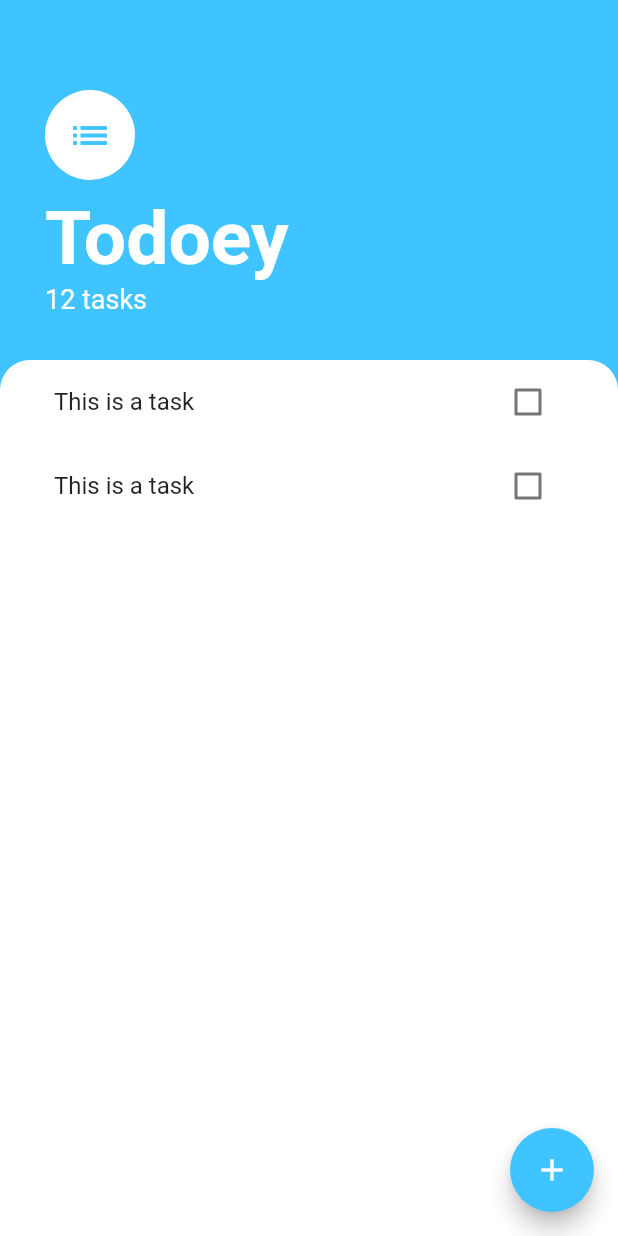
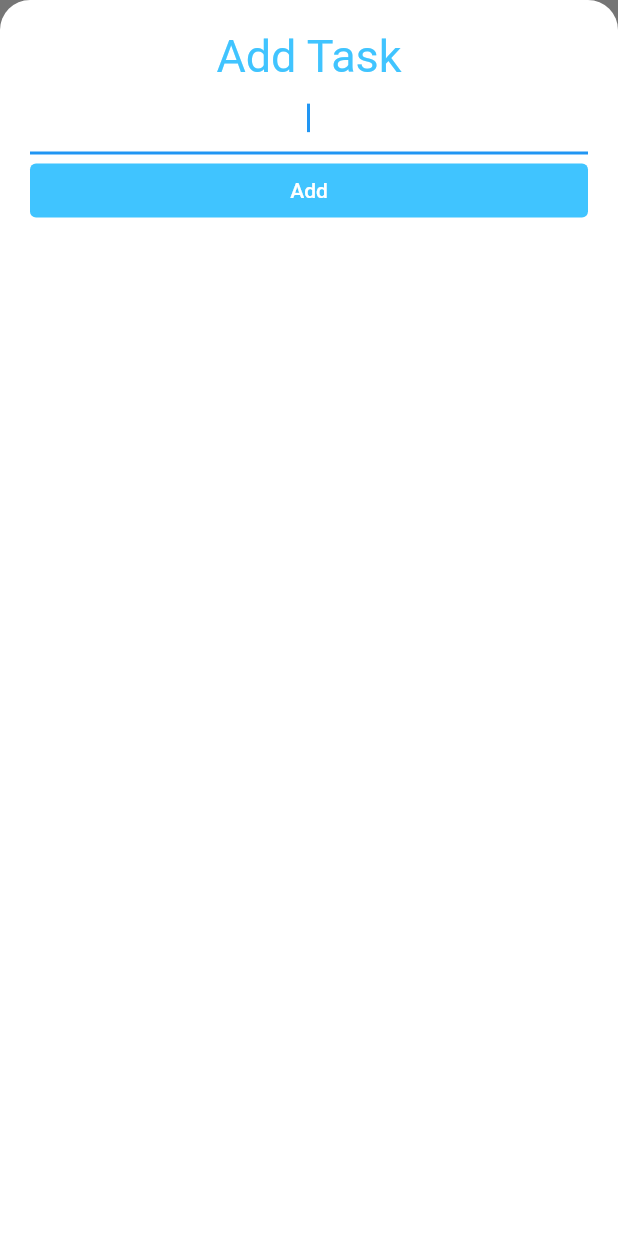
Before and after one commit to paryul09/flutter-todo-app, a Flutter app: the screen it shows after launch, after a tap on the "add" icon, on a phone screen of 412 x 824 dp. Run offline on Flutter 3.47's test engine with Material 2 defaults, Android fonts, the phone set to English and light mode, and no system bars.

Commit message:
up to task update done

```diff
--- a/lib/main.dart
+++ b/lib/main.dart
@@ -1,5 +1,7 @@
 import 'package:flutter/material.dart';
 import 'package:apna/screens/tasks_screen.dart';
+import 'package:provider/provider.dart';
+import 'package:apna/modals/task_data.dart';
 void main() {
   runApp(const MyApp());
 }
@@ -9,8 +11,11 @@ class MyApp extends StatelessWidget {
 
   @override
   Widget build(BuildContext context) {
-    return MaterialApp(
-      home: TasksScreen(),
+    return ChangeNotifierProvider<TaskData>(
+      create:(context)=> TaskData(),
+      child: MaterialApp(
+        home: TasksScreen(),
+      ),
     );
   }
 }
--- a/lib/modals/task.dart
+++ b/lib/modals/task.dart
@@ -2,7 +2,7 @@ class Task{
   bool isChecked;
   String title;
   Task({required this.title,this.isChecked=false});
-  void toggle(){
+  void toggleDone(){
     isChecked = !isChecked;
   }
 }
--- /dev/null
+++ b/lib/modals/task_data.dart
@@ -0,0 +1,26 @@
+import 'dart:collection';
+
+import 'package:flutter/material.dart';
+import 'package:apna/modals/task.dart';
+class TaskData extends ChangeNotifier{
+  List<Task> _tasks = [
+    Task(title: 'Complete Project'),
+    Task(title: 'Buy Gift'),
+    Task(title: 'Do leetcode'),
+  ];
+  int get taskSize{
+    return _tasks.length;
+  }
+  UnmodifiableListView<Task> get tasks{
+      return UnmodifiableListView(_tasks);
+  }
+  void addTask(String newTaskValue){
+    Task task = Task(title: newTaskValue);
+    _tasks.add(task);
+    notifyListeners();
+  }
+  void updateTask(Task task){
+    task.toggleDone();
+    notifyListeners();
+  }
+}
--- /dev/null
+++ b/lib/screens/add_task_screen.dart
@@ -0,0 +1,61 @@
+import 'package:apna/modals/task_data.dart';
+import 'package:apna/modals/task_data.dart';
+import 'package:flutter/material.dart';
+import 'package:provider/provider.dart';
+class AddTaskScreen extends StatelessWidget {
+  const AddTaskScreen({Key? key}) : super(key: key);
+  @override
+  Widget build(BuildContext context) {
+    String newTaskValue = '';
+    return Container(
+      color: const Color(0xff757575),
+      child: Container(
+        padding: const EdgeInsets.all(20.0),
+        decoration: const BoxDecoration(
+          color: Colors.white,
+          borderRadius: BorderRadius.only(
+            topRight: Radius.circular(20.0),
+            topLeft: Radius.circular(20.0),
+          ),
+        ),
+        child: Column(
+          crossAxisAlignment: CrossAxisAlignment.stretch,
+          children: [
+            const Text(
+              'Add Task',
+              textAlign: TextAlign.center,
+              style: TextStyle(
+                color: Colors.lightBlueAccent,
+                fontSize: 30.0,
+              ),
+            ),
+            TextField(
+              autofocus: true,
+              textAlign: TextAlign.center,
+              onChanged: (newText){
+                newTaskValue = newText;
+              },
+            ),
+            TextButton(
+              onPressed: () {
+                  Provider.of<TaskData>(context,listen: false).addTask(newTaskValue);
+                  print('this is mee');
+                  Navigator.pop(context);
+              },
+              style: ButtonStyle(
+                backgroundColor: MaterialStateProperty.all<Color>(
+                    Colors.lightBlueAccent),
+              ),
+              child: const Text(
+                'Add',
+                style: TextStyle(
+                  color: Colors.white,
+                ),
+              ),
+            ),
+          ],
+        ),
+      ),
+    );
+  }
+}
--- a/lib/screens/tasks_screen.dart
+++ b/lib/screens/tasks_screen.dart
@@ -1,16 +1,24 @@
 import 'package:flutter/material.dart';
-
-class TasksScreen extends StatelessWidget {
+import 'package:apna/widgets/TaskList.dart';
+import 'package:apna/screens/add_task_screen.dart';
+import 'package:apna/modals/task_data.dart';
+import 'package:provider/provider.dart';
+class TasksScreen extends StatelessWidget{
   const TasksScreen({Key? key}) : super(key: key);
-
   @override
   Widget build(BuildContext context) {
     return Scaffold(
       backgroundColor: Colors.lightBlueAccent,
       floatingActionButton: FloatingActionButton(
         backgroundColor: Colors.lightBlueAccent,
-        child: Icon(Icons.add),
-        onPressed: () {},
+        child: const Icon(Icons.add),
+        onPressed: () {
+          showModalBottomSheet(
+            context: context,
+            builder: (context) => const AddTaskScreen(),
+            isScrollControlled: true,
+          );
+        },
       ),
       body: Column(
         crossAxisAlignment: CrossAxisAlignment.start,
@@ -20,8 +28,8 @@ class TasksScreen extends StatelessWidget {
                 const EdgeInsets.only(top: 60, left: 30, right: 30, bottom: 30),
             child: Column(
               crossAxisAlignment: CrossAxisAlignment.start,
-              children: const [
-                CircleAvatar(
+              children: [
+                const CircleAvatar(
                   backgroundColor: Colors.white,
                   radius: 30.0,
                   child: Icon(
@@ -30,10 +38,10 @@ class TasksScreen extends StatelessWidget {
                     size: 30.0,
                   ),
                 ),
-                SizedBox(
+                const SizedBox(
                   height: 10.0,
                 ),
-                Text(
+                const Text(
                   'Todoey',
                   style: TextStyle(
                       color: Colors.white,
@@ -41,8 +49,8 @@ class TasksScreen extends StatelessWidget {
                       fontWeight: FontWeight.w700),
                 ),
                 Text(
-                  '12 tasks',
-                  style: TextStyle(
+                  '${Provider.of<TaskData>(context).taskSize} Tasks',
+                  style: const TextStyle(
                     color: Colors.white,
                     fontSize: 18.0,
                   ),
@@ -52,39 +60,20 @@ class TasksScreen extends StatelessWidget {
           ),
           Expanded(
             child: Container(
-              padding: EdgeInsets.symmetric(horizontal: 20.0),
+              padding: const EdgeInsets.symmetric(horizontal: 20.0),
               decoration: const BoxDecoration(
                 color: Colors.white,
                 borderRadius: BorderRadius.only(
                     topLeft: Radius.circular(20.0),
                     topRight: Radius.circular(20.0)),
               ),
-              child: TaskList(),
+              child: TaskList(
+                 TaskData().tasks,
+              ),
             ),
           ),
         ],
       ),
     );
   }
-
-  ListView TaskList() {
-    return ListView(
-      children: [
-        TaskTile(),
-        TaskTile(),
-      ],
-    );
-  }
-
-  ListTile TaskTile() {
-    return ListTile(
-      title: Text('This is a task'),
-      trailing: Checkbox(
-        value: false,
-        onChanged: (bool? value) {
-          value = value!;
-        },
-      ),
-    );
-  }
 }
--- a/lib/widgets/TaskList.dart
+++ b/lib/widgets/TaskList.dart
@@ -1,32 +1,29 @@
+import 'package:apna/modals/task.dart';
 import 'package:flutter/material.dart';
 import 'package:apna/widgets/TaskTile.dart';
-import 'package:apna/modals/task.dart';
-
-class TaskList extends StatefulWidget {
-  final List<Task>tasks;
-  TaskList({required this.tasks});
-  @override
-  State<TaskList> createState() => _TaskListState();
-}
-
-class _TaskListState extends State<TaskList> {
-
+import 'package:provider/provider.dart';
+import 'package:apna/modals/task_data.dart';
+class TaskList extends StatelessWidget {
+  const TaskList(List<Task> tasks, {Key? key}) : super(key: key);
 
   @override
   Widget build(BuildContext context) {
-    return ListView.builder(
-      itemBuilder: (BuildContext context, int index) {
-        return TaskTile(
-            isChecked: widget.tasks[index].isChecked,
-            taskTitle: widget.tasks[index].title,
-          checkBoxCallBack:(checkboxState){
-              setState((){
-                   widget.tasks[index].toggle();
-              });
-          }
+    return Consumer<TaskData>(
+      builder: (BuildContext context, taskData, Widget? child) {
+        return ListView.builder(
+          itemBuilder: (BuildContext context, int index) {
+            final task = taskData.tasks[index];
+            return TaskTile(
+                isChecked: task.isChecked,
+                taskTitle: task.title,
+                checkBoxCallBack: (checkboxState) {
+                  taskData.updateTask(task);
+                }
+            );
+          },
+          itemCount: taskData.taskSize,
         );
       },
-      itemCount: widget.tasks.length,
     );
   }
 }
--- a/lib/widgets/TaskTile.dart
+++ b/lib/widgets/TaskTile.dart
@@ -0,0 +1,23 @@
+import 'package:flutter/material.dart';
+
+class TaskTile extends StatelessWidget {
+  final bool isChecked;
+  final String taskTitle;
+  final Function(bool?) checkBoxCallBack;
+  TaskTile({required this.isChecked, required this.taskTitle,required this.checkBoxCallBack});
+  @override
+  Widget build(BuildContext context) {
+    return ListTile(
+      title: Text(
+        taskTitle,
+        style: TextStyle(
+          decoration: isChecked ? TextDecoration.lineThrough : null,
+        ),
+      ),
+      trailing: Checkbox(
+        value: isChecked,
+        onChanged: checkBoxCallBack,
+      ),
+    );
+  }
+}
--- a/pubspec.yaml
+++ b/pubspec.yaml
@@ -34,6 +34,7 @@ dependencies:
   # The following adds the Cupertino Icons font to your application.
   # Use with the CupertinoIcons class for iOS style icons.
   cupertino_icons: ^1.0.2
+  provider: ^6.0.3
 
 dev_dependencies:
   flutter_test:
```
Also changed, not shown: pubspec.lock.
